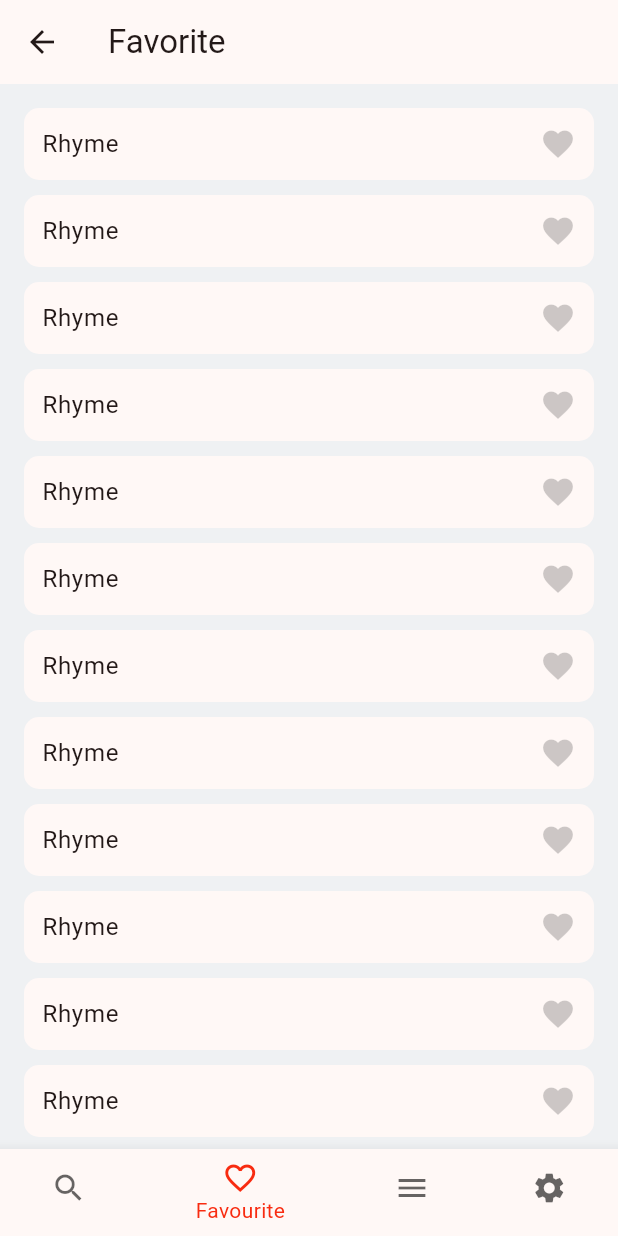
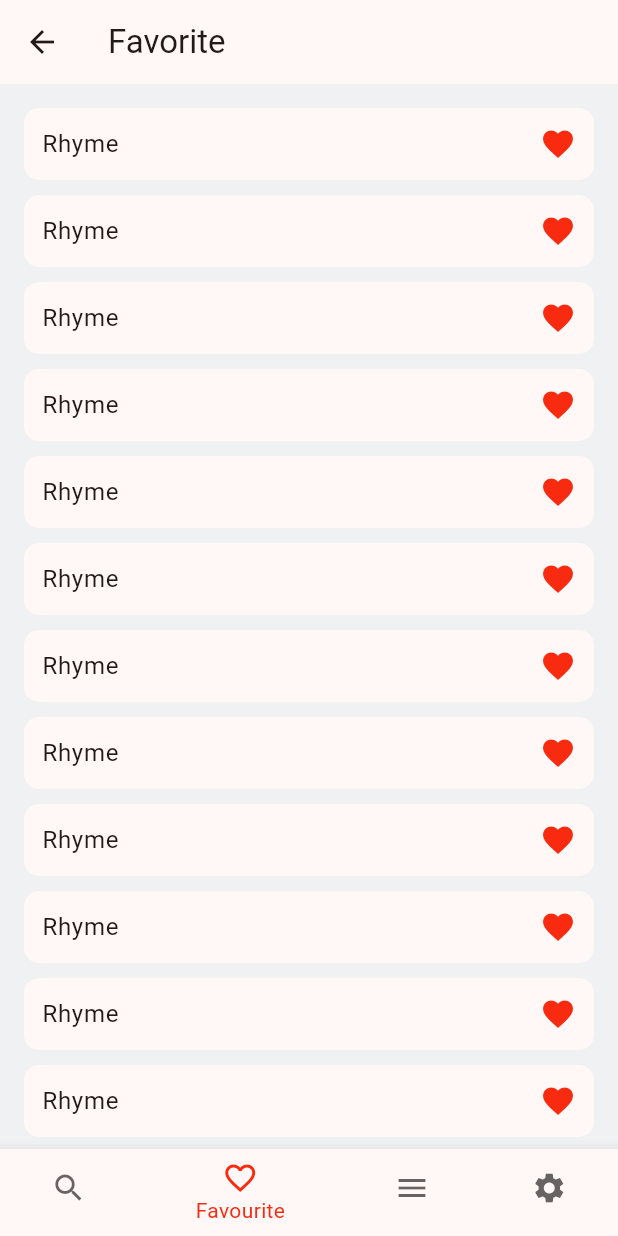
Before and after one commit to MajidiyM/rhymer, a Flutter app: the FavoriteScreen screen opened by its route, on a phone screen of 412 x 824 dp. Run offline on Flutter 3.47's test engine with Material 3 defaults, Android fonts, the light colour scheme and no system bars; our stand-ins replace auto_route.

Commit message:
[+] Верстка страницы favorite_screen.dart

```diff
--- a/lib/features/favorite/view/favorite_screen.dart
+++ b/lib/features/favorite/view/favorite_screen.dart
@@ -1,7 +1,6 @@
 import 'package:auto_route/auto_route.dart';
 import 'package:flutter/material.dart';
 import 'package:rhymer2/ui/ui.dart';
-
 
 @RoutePage()
 class FavoriteScreen extends StatelessWidget {
@@ -25,7 +24,9 @@ class FavoriteScreen extends StatelessWidget {
           ),
         ),
         SliverList.builder(
-          itemBuilder: (context, index) => const RhymeListCard(),
+          itemBuilder: (context, index) => const RhymeListCard(
+            isfavorite: true,
+          ),
         ),
       ],
     );
--- a/lib/ui/widgets/rhyme_list_card.dart
+++ b/lib/ui/widgets/rhyme_list_card.dart
@@ -2,7 +2,12 @@ import 'package:flutter/material.dart';
 import 'package:rhymer2/ui/ui.dart';
 
 class RhymeListCard extends StatelessWidget {
-  const RhymeListCard({super.key});
+  const RhymeListCard({
+    super.key,
+    this.isfavorite = false,
+  });
+
+  final bool isfavorite;
 
   @override
   Widget build(BuildContext context) {
@@ -21,7 +26,9 @@ class RhymeListCard extends StatelessWidget {
             onPressed: () {},
             icon: Icon(
               Icons.favorite,
-              color: theme.hintColor.withOpacity(0.2),
+              color: isfavorite
+                  ? theme.primaryColor
+                  : theme.hintColor.withOpacity(0.2),
             ),
           ),
         ],
```
